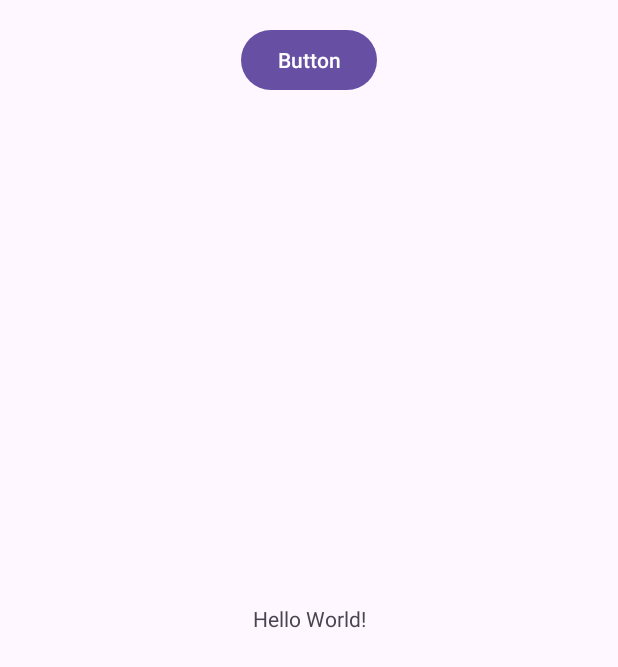
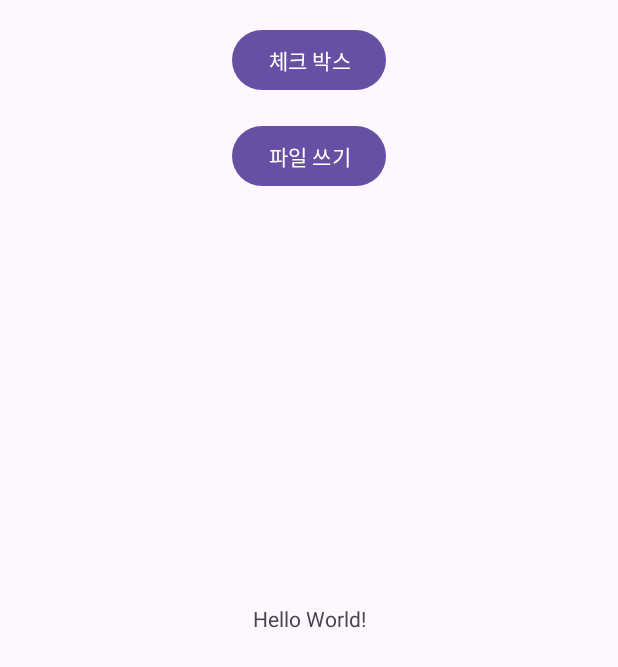
Before and after one commit to leejuyeon7852/MobileApplication, an Android app: the layout activity_main.xml on its own in the app's theme, with its tools: preview values and no code run, on a phone screen of 412 x 824 dp. Shown: the top 667 px of the screen. Run offline under Robolectric (Android 15) with nearby library versions, the phone set to English and light mode, and no system bars.

Commit message:
내부 저장소 파일 사용

```diff
--- a/FileTest/app/src/main/res/layout/activity_main.xml
+++ b/FileTest/app/src/main/res/layout/activity_main.xml
@@ -22,9 +22,19 @@
         android:layout_width="wrap_content"
         android:layout_height="wrap_content"
         android:layout_marginTop="16dp"
-        android:text="Button"
+        android:text="체크 박스"
         app:layout_constraintEnd_toEndOf="parent"
         app:layout_constraintStart_toStartOf="parent"
         app:layout_constraintTop_toTopOf="parent" />
 
+    <Button
+        android:id="@+id/btnWriteText"
+        android:layout_width="wrap_content"
+        android:layout_height="wrap_content"
+        android:layout_marginTop="16dp"
+        android:text="파일 쓰기"
+        app:layout_constraintEnd_toEndOf="parent"
+        app:layout_constraintStart_toStartOf="parent"
+        app:layout_constraintTop_toBottomOf="@+id/btnCheckPath" />
+
 </androidx.constraintlayout.widget.ConstraintLayout>
```
Also changed, not shown: FileTest/app/src/main/java/ddwu/com/mobile/fileteset/MainActivity.kt (+19 -0 lines).
